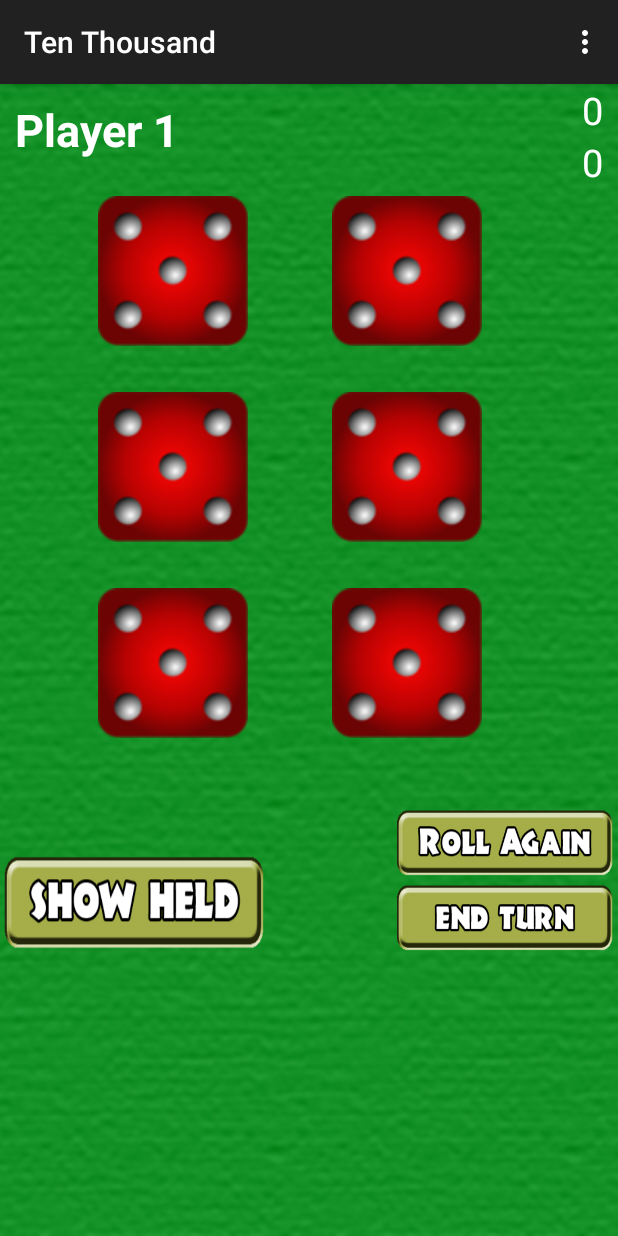
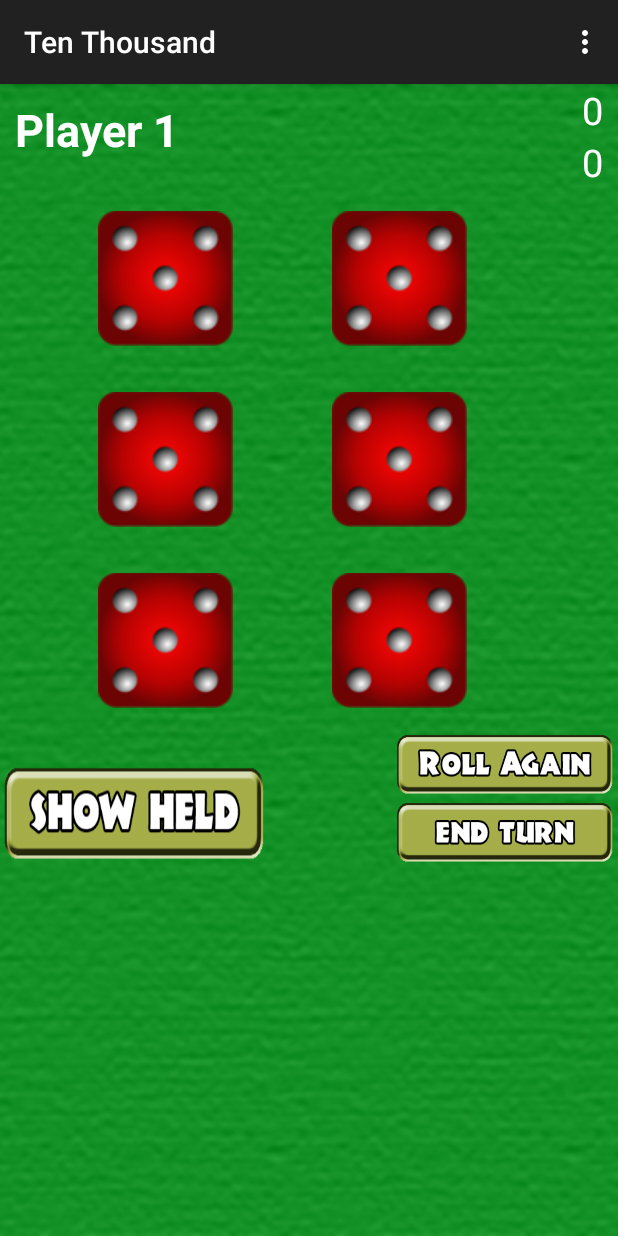
Before and after one commit to hana9235/farkle-app, an Android app: the Play screen opened directly, with no data from a screen before it, on a phone screen of 412 x 824 dp. Run offline under Robolectric (Android 15) with nearby library versions, the phone set to English and light mode, and no system bars.

Commit message:
Add Mohammed's play screen changes to resize buttons to fit onthe emulator screen

```diff
--- a/android/app/src/main/res/layout/play.xml
+++ b/android/app/src/main/res/layout/play.xml
@@ -79,13 +79,13 @@
             android:rowCount="3"
             android:layout_marginRight="50dp"
             android:layout_marginLeft="50dp"
-            android:layout_marginBottom="20dp"
+            android:layout_marginBottom="0dp"
             android:id="@+id/rolledGrid"
             >
 
             <ImageButton
-                android:layout_width="100dp"
-                android:layout_height="100dp"
+                android:layout_width="90dp"
+                android:layout_height="90dp"
                 android:id="@+id/d1"
                 android:background="@drawable/blankdie"
                 android:layout_gravity="end|center"
@@ -93,40 +93,40 @@
 
             <ImageButton
                 android:background="@drawable/blankdie"
-                android:layout_width="100dp"
-                android:layout_height="100dp"
+                android:layout_width="90dp"
+                android:layout_height="90dp"
                 android:layout_gravity="center"
                 android:id="@+id/d2"
                 android:layout_margin="15dp"/>
 
             <ImageButton
                 android:background="@drawable/blankdie"
-                android:layout_width="100dp"
-                android:layout_height="100dp"
+                android:layout_width="90dp"
+                android:layout_height="90dp"
                 android:layout_gravity="center"
                 android:id="@+id/d3"
                 android:layout_margin="15dp"/>
 
             <ImageButton
                 android:background="@drawable/blankdie"
-                android:layout_width="100dp"
-                android:layout_height="100dp"
+                android:layout_width="90dp"
+                android:layout_height="90dp"
                 android:layout_gravity="center"
                 android:id="@+id/d4"
                 android:layout_margin="15dp"/>
 
             <ImageButton
                 android:background="@drawable/blankdie"
-                android:layout_width="100dp"
-                android:layout_height="100dp"
+                android:layout_width="90dp"
+                android:layout_height="90dp"
                 android:layout_gravity="center"
                 android:id="@+id/d5"
                 android:layout_margin="15dp"/>
 
             <ImageButton
                 android:background="@drawable/blankdie"
-                android:layout_width="100dp"
-                android:layout_height="100dp"
+                android:layout_width="90dp"
+                android:layout_height="90dp"
                 android:layout_gravity="center"
                 android:id="@+id/d6"
                 android:layout_margin="15dp"/>
@@ -159,7 +159,7 @@
             android:gravity="end">
         <ImageButton
             android:layout_width="150dp"
-            android:layout_height="50dp"
+            android:layout_height="45dp"
             android:background="@drawable/rollagain"
             android:id="@+id/rollAgain"
             android:text="Roll Again"
@@ -167,7 +167,8 @@
 
         <ImageButton
             android:layout_width="150dp"
-            android:layout_height="50dp"
+            android:layout_height="45dp"
+
 
             android:background="@drawable/endturn"
             android:id="@+id/endTurn"
```
